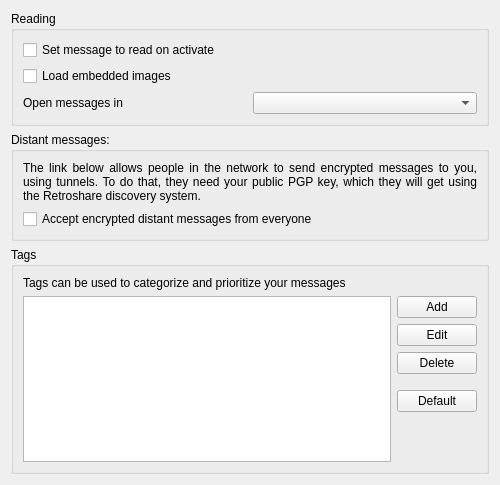
Before: the Qt Designer form retroshare-gui/src/gui/settings/MessagePage.ui in RetroShare/RetroShare, drawn with Qt 5.
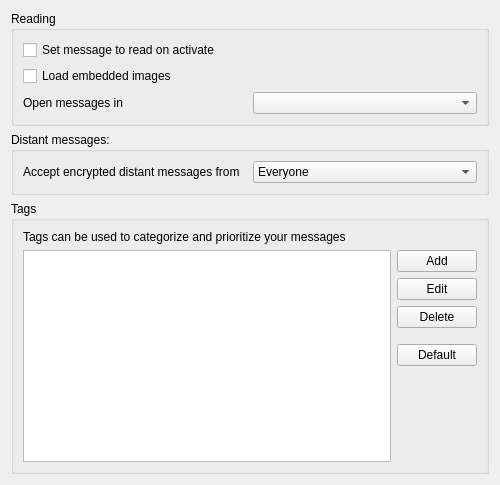
After: the same form once the commit is applied.

Diff of the .ui file:
```diff
--- a/retroshare-gui/src/gui/settings/MessagePage.ui
+++ b/retroshare-gui/src/gui/settings/MessagePage.ui
@@ -59,21 +59,30 @@
      <property name="title">
       <string>Distant messages:</string>
      </property>
-     <layout class="QVBoxLayout" name="verticalLayout_2">
+     <layout class="QGridLayout" name="gridLayout_3">
+      <item row="0" column="2">
+       <widget class="QComboBox" name="comboBox">
       <item>
-       <widget class="QLabel" name="label_2">
         <property name="text">
-         <string>&lt;html&gt;&lt;head/&gt;&lt;body&gt;&lt;p align=&quot;justify&quot;&gt;The link below allows people in the network to send encrypted messages to you, using tunnels. To do that, they need your public PGP key, which they will get using the Retroshare discovery system. &lt;/p&gt;&lt;/body&gt;&lt;/html&gt;</string>
-        </property>
-        <property name="wordWrap">
-         <bool>true</bool>
-        </property>
+          <string>Everyone</string>
+         </property>
+        </item>
+        <item>
+         <property name="text">
+          <string>Contacts</string>
+         </property>
+        </item>
+        <item>
+         <property name="text">
+          <string>Nobody</string>
+         </property>
+        </item>
        </widget>
       </item>
-      <item>
-       <widget class="QCheckBox" name="encryptedMsgs_CB">
+      <item row="0" column="1">
+       <widget class="QLabel" name="label_2">
         <property name="text">
-         <string>Accept encrypted distant messages from everyone</string>
+         <string>Accept encrypted distant messages from</string>
         </property>
        </widget>
       </item>
```
Lines whose indentation alone changed are shown as unchanged.
